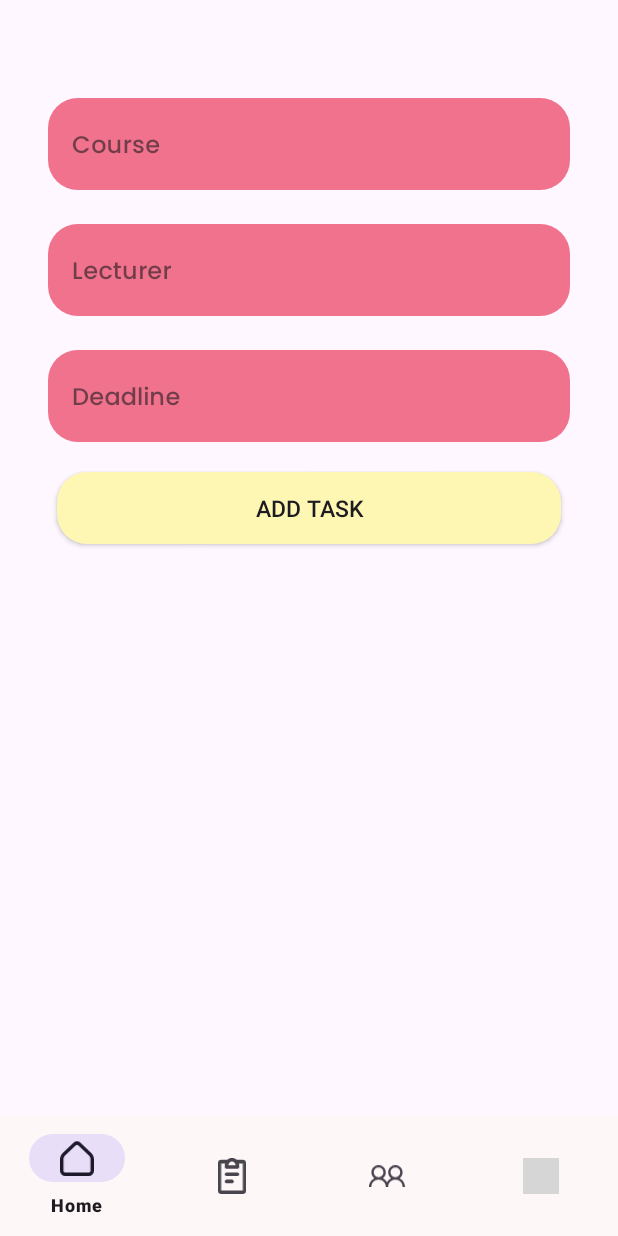
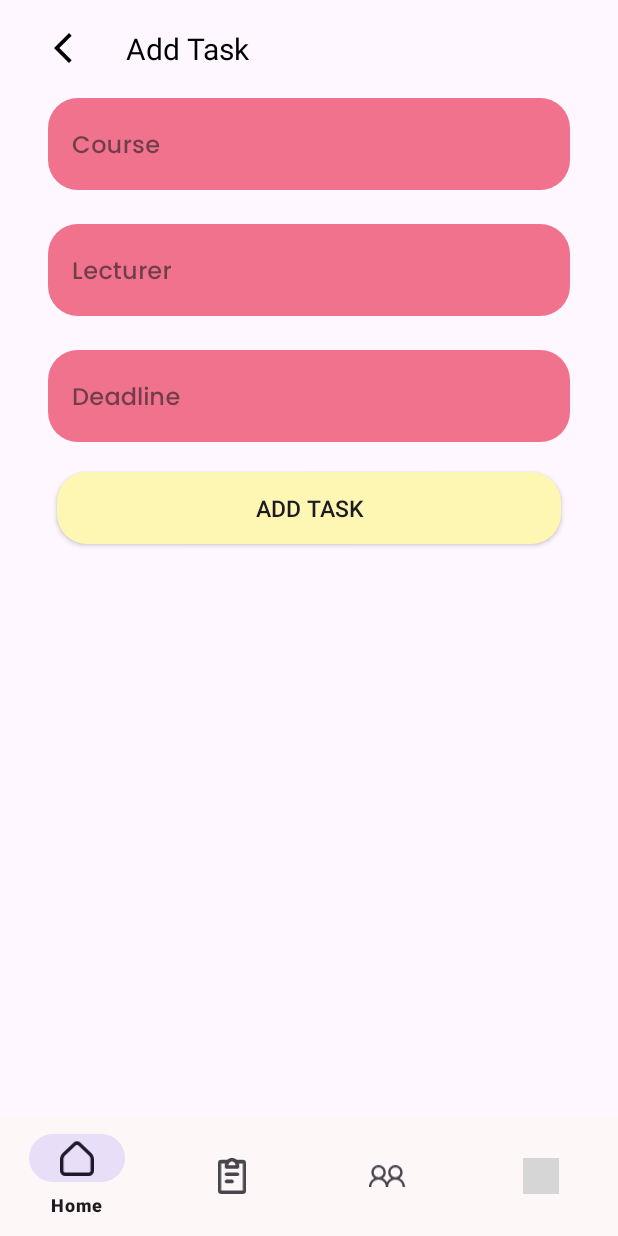
Before and after one commit to alfianfakhrudin2/TodooApp, an Android app: the AddTaskFragment screen opened through its navigation route, on a phone screen of 412 x 824 dp. Run offline under Robolectric (Android 15) with nearby library versions, the phone set to English and light mode, and no system bars; our stand-ins replace navigation-ui; grey boxes are pictures that could not be loaded.

Commit message:
menambahkan title dan icon back pada screen add task

```diff
--- /dev/null
+++ b/app/src/main/res/drawable/ic_back.xml
@@ -0,0 +1,5 @@
+<vector xmlns:android="http://schemas.android.com/apk/res/android" android:height="24dp" android:tint="#000000" android:viewportHeight="24" android:viewportWidth="24" android:width="24dp">
+
+    <path android:fillColor="@android:color/white" android:pathData="M17.77,3.77l-1.77,-1.77l-10,10l10,10l1.77,-1.77l-8.23,-8.23z"/>
+
+</vector>
--- a/app/src/main/res/layout/fragment_add_task.xml
+++ b/app/src/main/res/layout/fragment_add_task.xml
@@ -6,6 +6,29 @@
     android:layout_height="match_parent"
     xmlns:app="http://schemas.android.com/apk/res-auto"
     tools:context=".ui.addTask.AddTaskFragment">
+
+    <ImageButton
+        android:id="@+id/imageButton2"
+        android:layout_width="wrap_content"
+        android:layout_height="wrap_content"
+        android:layout_marginStart="30dp"
+        android:layout_marginTop="20dp"
+        android:background="@android:color/transparent"
+        android:src="@drawable/ic_back"
+        app:layout_constraintStart_toStartOf="parent"
+        app:layout_constraintTop_toTopOf="parent"
+        android:contentDescription="icon back" />
+
+    <TextView
+        android:layout_width="wrap_content"
+        android:layout_height="wrap_content"
+        android:text="@string/add_task"
+        android:textSize="20sp"
+        android:textColor="@color/black"
+        android:layout_marginStart="30dp"
+        app:layout_constraintBottom_toBottomOf="@+id/imageButton2"
+        app:layout_constraintStart_toEndOf="@+id/imageButton2"
+        app:layout_constraintTop_toTopOf="@+id/imageButton2" />
 
     <!-- TODO: Update blank fragment layout -->
     <com.google.android.material.textfield.TextInputLayout
@@ -92,7 +115,7 @@
         android:layout_marginTop="20dp"
         android:background="@drawable/bg_rounded"
         android:backgroundTint="#FEF7B4"
-        android:text="Add Task"
+        android:text="@string/add_task"
         android:textAlignment="center"
         android:textSize="15sp"
         app:layout_constraintEnd_toEndOf="parent"
--- a/app/src/main/res/layout/fragment_task.xml
+++ b/app/src/main/res/layout/fragment_task.xml
@@ -13,7 +13,7 @@
         android:layout_height="wrap_content"
         android:layout_marginStart="20dp"
         android:layout_marginTop="30dp"
-        android:text="@string/task"
+        android:text="@string/title_task"
         android:textAlignment="center"
         android:fontFamily="@font/font_1"
         android:textSize="28sp"
--- a/app/src/main/res/values/strings.xml
+++ b/app/src/main/res/values/strings.xml
@@ -2,7 +2,6 @@
     <string name="app_name">MyTask</string>
     <string name="title_home">Home</string>
     <string name="title_dashboard">Dashboard</string>
-    <string name="title_Task">Task</string>
     <string name="title_profile">Profile</string>
     <!-- TODO: Remove or change this placeholder text -->
     <string name="hello_blank_fragment">Hello blank fragment</string>
@@ -12,7 +11,7 @@
     <string name="id">Id</string>
     <string name="dummy_button">Dummy Button</string>
     <string name="dummy_content">DUMMY\nCONTENT</string>
-    <string name="task">
+    <string name="title_task">
         <b>TASK</b></string>
     <string name="add_task">Add Task</string>
     <string name="history">History</string>
```
